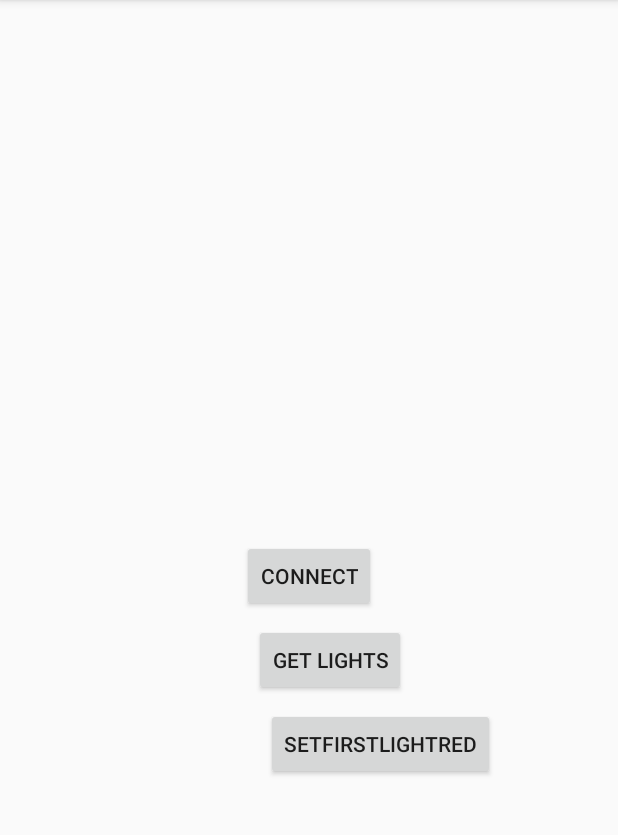
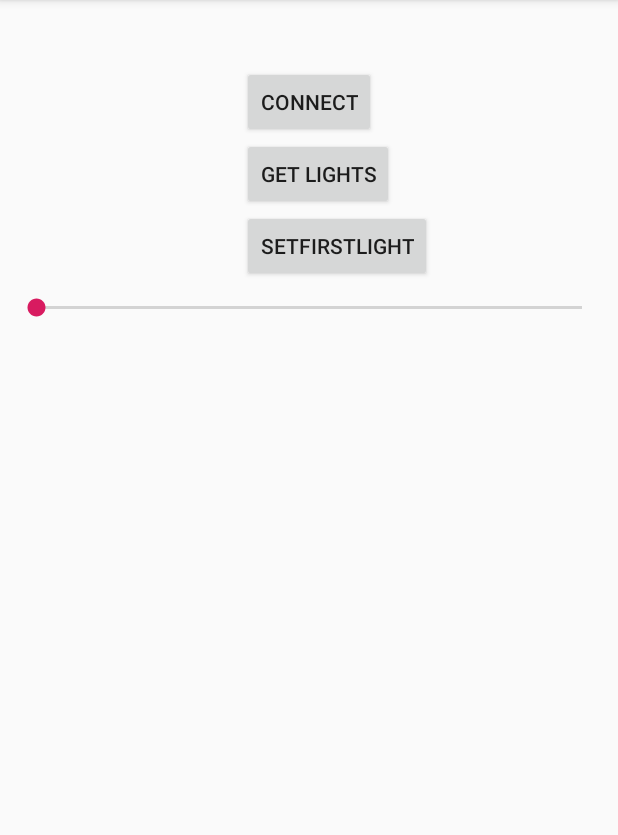
Before and after one commit to timdebooij/HUE, an Android app: the screen it shows after launch (MainActivity), after a tap on "CONNECT", on a phone screen of 412 x 824 dp, the part 84-919 px from its top. Run offline under Robolectric (Android 15) with nearby library versions, the phone set to English and light mode, and no system bars; our stand-ins replace Volley; libraries missing offline, so code that uses them is left out: org.json.simple; network calls fail; 1 statement that could not run was skipped.

Commit message:
[Added] Bridges get added to a list

```diff
--- a/app/src/main/java/com/timdebooij/hueapplicatie/MainActivity.java
+++ b/app/src/main/java/com/timdebooij/hueapplicatie/MainActivity.java
@@ -4,6 +4,7 @@ import android.support.v7.app.AppCompatActivity;
 import android.os.Bundle;
 import android.util.Log;
 import android.view.View;
+import android.widget.SeekBar;
 
 import com.timdebooij.hueapplicatie.models.Bridge;
 import com.timdebooij.hueapplicatie.models.LightBulb;
@@ -12,29 +13,51 @@ import com.timdebooij.hueapplicatie.services.VolleyService;
 
 import org.json.JSONException;
 
+import java.util.ArrayList;
+
 public class MainActivity extends AppCompatActivity implements ApiListener {
 
     public Bridge bridge;
     public VolleyService service;
+    public ArrayList<Bridge> bridges;
     @Override
     protected void onCreate(Bundle savedInstanceState) {
         super.onCreate(savedInstanceState);
         setContentView(R.layout.activity_main);
-        bridge = new Bridge("192.168.178.18", "emulator", "80");
+        bridges = new ArrayList<>();
+        bridges.add(new Bridge("145.49.4.15", "emulator", "80"));
+        bridges.add(new Bridge("145.48.205.33", "LA AULA", "80"));
+        bridges.add(new Bridge("192.168.1.179", "MAD LA-134", "80"));
         service = new VolleyService(this.getApplicationContext(), this);
+        setUpBridges();
         service.queue.start();
     }
 
+    public void setUpBridges(){
+        try {
+            service.logIn(bridges.get(0));
+            bridges.get(1).token = "iYrmsQq1wu5FxF9CPqpJCnm1GpPVylKBWDUsNDhB";
+            service.getLightsInBridge(bridges.get(1));
+
+        } catch (JSONException e) {
+            e.printStackTrace();
+        }
+    }
+
     public void connect(View view) throws JSONException {
-        service.logIn(bridge);
+        service.logIn(bridges.get(0));
     }
 
     public void getLights(View view){
-        service.getLightsInBridge(bridge);
+        service.getLightsInBridge(bridges.get(0));
     }
 
     public void setLight(View view) throws JSONException {
-        service.setLight(bridge, bridge.lightBulbs.get(0).id);
+        SeekBar seekbar = findViewById(R.id.seekBarHue);
+        for(LightBulb bulb : bridges.get(1).lightBulbs) {
+            service.setLight(bridges.get(1), bulb.id, seekbar.getProgress());
+        }
+        Log.i("info", "amount of bulbs in " + bridges.get(1).name + ": " + bridges.get(1).lightBulbs.size());
     }
 
     @Override
@@ -45,6 +68,7 @@ public class MainActivity extends AppCompatActivity implements ApiListener {
     @Override
     public void usernameReceived(Bridge bridgeWithToken) {
         Log.i("info", "Token is: " + bridgeWithToken.token);
+        service.getLightsInBridge(bridges.get(0));
     }
 
     @Override
--- a/app/src/main/java/com/timdebooij/hueapplicatie/services/VolleyService.java
+++ b/app/src/main/java/com/timdebooij/hueapplicatie/services/VolleyService.java
@@ -73,6 +73,7 @@ public class VolleyService {
 
     public void getLightsInBridge(Bridge bridge){
         String url = "http://" + bridge.ipAddress + ":" + bridge.port + "/api/" + bridge.token;
+        Log.i("info", url);
         final Bridge usedBridge = bridge;
         JsonObjectRequest request = new JsonObjectRequest(Request.Method.GET, url, null, new Response.Listener<JSONObject>() {
             @Override
@@ -114,12 +115,12 @@ public class VolleyService {
         queue.add(request);
     }
 
-    public void setLight(Bridge bridge, String lightId) throws JSONException {
+    public void setLight(Bridge bridge, String lightId, int hueValue) throws JSONException {
         String url = "http://" + bridge.ipAddress + ":" + bridge.port + "/api/" + bridge.token + "/lights/" + lightId + "/state";
 
         JSONObject order = new JSONObject();
         order.put("on", true);
-        order.put("hue", 1);
+        order.put("hue", hueValue);
         order.put("sat", 254);
         order.put("bri", 254);
         CustomJsonArrayRequest request = new CustomJsonArrayRequest(Request.Method.PUT, url, order, new Response.Listener<JSONArray>() {
--- a/app/src/main/res/layout/activity_main.xml
+++ b/app/src/main/res/layout/activity_main.xml
@@ -18,15 +18,15 @@
         android:text="Connect"
         app:layout_constraintBottom_toBottomOf="parent"
         app:layout_constraintEnd_toEndOf="parent"
+        app:layout_constraintHorizontal_bias="0.501"
         app:layout_constraintStart_toStartOf="parent"
-        app:layout_constraintTop_toTopOf="parent" />
+        app:layout_constraintTop_toTopOf="parent"
+        app:layout_constraintVertical_bias="0.051" />
 
     <Button
         android:id="@+id/button2"
         android:layout_width="wrap_content"
         android:layout_height="wrap_content"
-        android:layout_marginStart="8dp"
-        android:layout_marginTop="8dp"
         android:onClick="getLights"
         android:text="Get Lights"
         app:layout_constraintStart_toStartOf="@+id/button"
@@ -36,10 +36,20 @@
         android:id="@+id/button3"
         android:layout_width="wrap_content"
         android:layout_height="wrap_content"
+        android:onClick="setLight"
+        android:text="Setfirstlight"
+        app:layout_constraintStart_toStartOf="@+id/button2"
+        app:layout_constraintTop_toBottomOf="@+id/button2" />
+
+    <SeekBar
+        android:id="@+id/seekBarHue"
+        android:layout_width="0dp"
+        android:layout_height="wrap_content"
         android:layout_marginStart="8dp"
         android:layout_marginTop="8dp"
-        android:onClick="setLight"
-        android:text="SetfirstlightRed"
-        app:layout_constraintStart_toStartOf="@+id/button2"
-        app:layout_constraintTop_toBottomOf="@+id/button2" />
+        android:layout_marginEnd="8dp"
+        android:max="65535"
+        app:layout_constraintEnd_toEndOf="parent"
+        app:layout_constraintStart_toStartOf="parent"
+        app:layout_constraintTop_toBottomOf="@+id/button3" />
 </android.support.constraint.ConstraintLayout>
```
